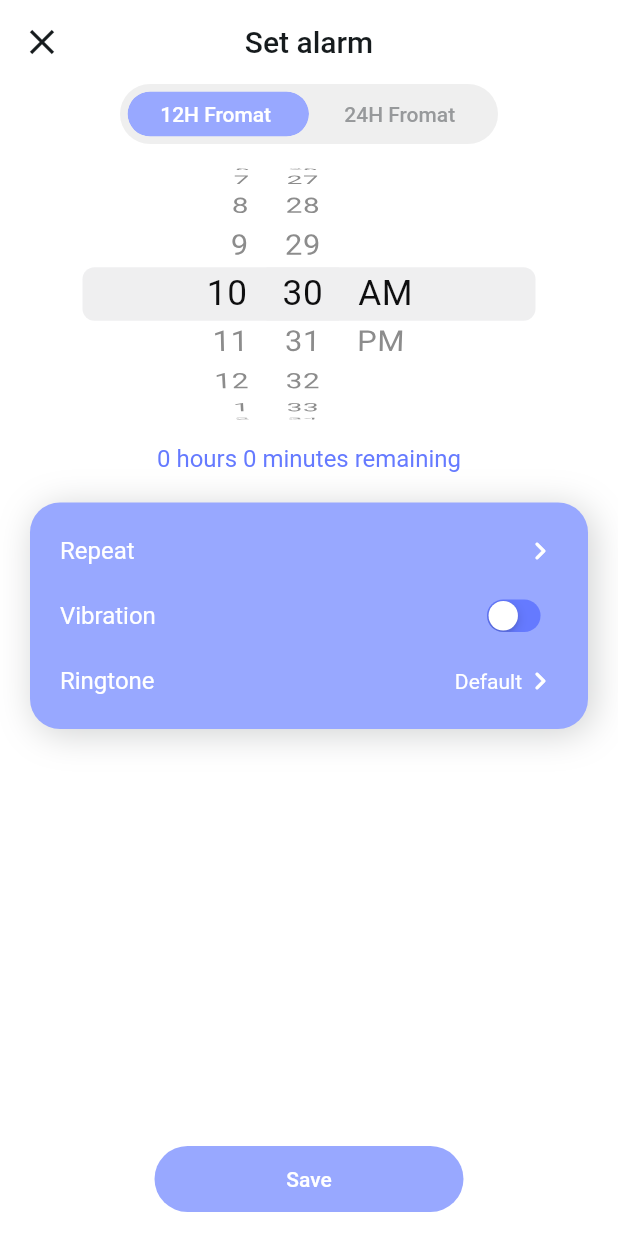
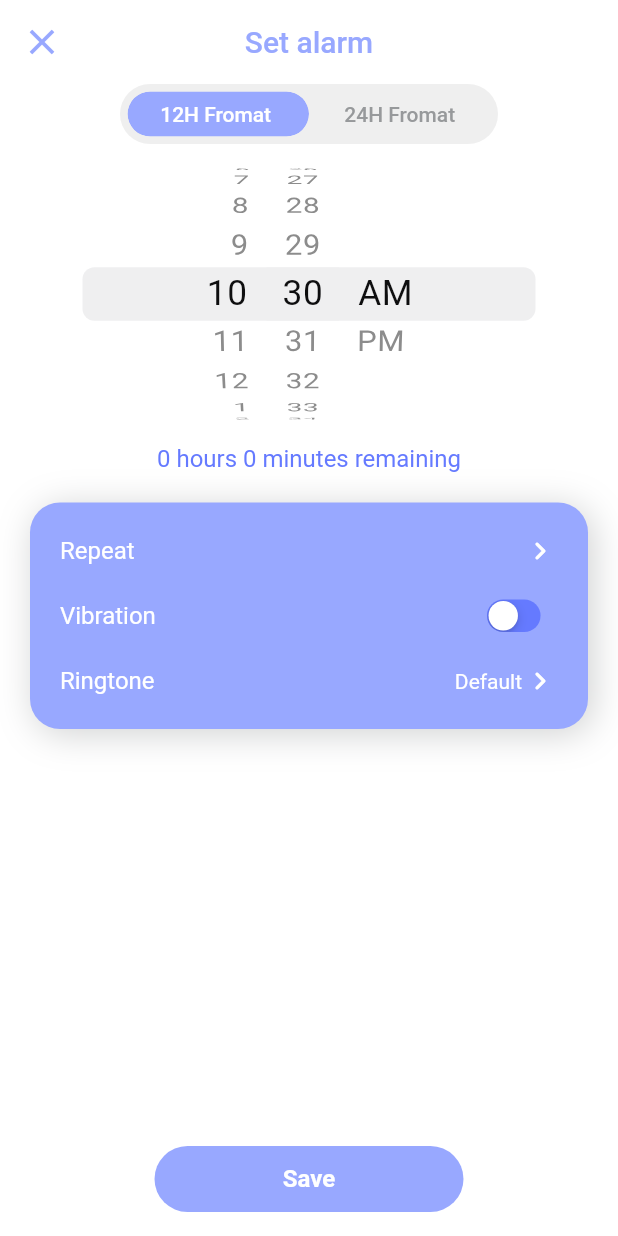
Before and after one commit to sharkeromi/alarm_app_riverpod, a Flutter app: the SetAlarm screen opened by its route, on a phone screen of 412 x 824 dp. Run offline on Flutter 3.47's test engine with Material 2 defaults, Android fonts, the phone set to English and light mode, and no system bars; our stand-ins replace file_picker, flutter_riverpod, go_router, shared_preferences; missing offline and left inert: alarm; accounts and stored records are empty.

Commit message:
Dark mode light mode completed

```diff
--- a/lib/const/colors.dart
+++ b/lib/const/colors.dart
@@ -13,6 +13,7 @@ const Color cBackgroundNeutralColor2 = Color(0xFFEFEFEF);
 const Color cBackgroundNeutralColor3 = Color.fromARGB(255, 218, 218, 218);
 const Color cOutLineColor = Color(0xFFCBCCCD);
 const Color cWhiteColor = Color(0xFFFFFFFF);
+const Color cDarkColor = Color(0xFF35363A);
 const Color cWarningColor = Color(0xFFFFBB0D);
 const Color cSuccessColor = Color(0xFF00D261);
 const Color cRedAccentColor = Color(0xFFF76554);
@@ -21,7 +22,7 @@ const Color cPlaceHolderColor = Color(0xFFAEAEAE);
 const Color splashScreenBackground = Color(0xFFF5F3FD);
 
 //* new color
-const Color cPrimaryTintColor = Color(0xFF98A8FF);
+const Color cPrimaryTintColor = Color.fromRGBO(152, 168, 255, 1);
 const Color cDisabledTextColor = Color.fromARGB(255, 205, 213, 254);
 const Color cBlueAccent = Color(0XFFECEBFF);
 const Color cBlueShade = Color(0XFFB8B1FF);
--- /dev/null
+++ b/lib/const/theme.dart
@@ -0,0 +1,10 @@
+import 'package:alarm_app_riverpod/const/colors.dart';
+import 'package:flutter/material.dart';
+
+ThemeData lightMode = ThemeData(
+    brightness: Brightness.light,
+    colorScheme: const ColorScheme.light(
+         background: cWhiteColor, primary: cPrimaryTintColor, secondary: cTextPrimaryColor));
+
+ThemeData darkMode =
+    ThemeData(brightness: Brightness.dark, colorScheme: const ColorScheme.dark(background: cDarkColor, primary: cPrimaryTintColor, secondary: cWhiteColor));
--- a/lib/views/homePage.dart
+++ b/lib/views/homePage.dart
@@ -19,7 +19,7 @@ class HomePage extends ConsumerWidget {
     final homeNotifier = ref.watch(homeChangeNotifierProvider);
     final setAlarmNotifier = ref.watch(setAlarmChangeNotifierProvider);
     return Scaffold(
-      backgroundColor: cWhiteColor,
+      backgroundColor: Theme.of(context).colorScheme.background,
       floatingActionButton: Padding(
         padding: const EdgeInsets.only(bottom: 20.0),
         child: ref.watch(setAlarmNotifier.enableDeleteOption)
@@ -74,7 +74,7 @@ class HomePage extends ConsumerWidget {
       ),
       floatingActionButtonLocation: FloatingActionButtonLocation.centerFloat,
       appBar: AppBar(
-        backgroundColor: cWhiteColor,
+        backgroundColor: Theme.of(context).colorScheme.background,
         elevation: 0,
         title: const Padding(
           padding: EdgeInsets.only(left: 6.0),
--- a/lib/views/set_alarm_page.dart
+++ b/lib/views/set_alarm_page.dart
@@ -18,29 +18,30 @@ class SetAlarm extends ConsumerWidget {
     // final pickedTime = ref.watch(pickedTimeProvider);
     final setAlarmNotifier = ref.watch(setAlarmChangeNotifierProvider);
     return Scaffold(
-      backgroundColor: cWhiteColor,
+      backgroundColor: Theme.of(context).colorScheme.background,
       appBar: AppBar(
         elevation: 0,
-        backgroundColor: cWhiteColor,
+        backgroundColor: Theme.of(context).colorScheme.background,
         leading: InkWell(
           onTap: () {
             // Navigator.pop(context);
             goRouter.pop();
           },
-          child: const Icon(
+          child: Icon(
             Icons.close,
             size: 28,
-            color: cTextPrimaryColor,
+            color: Theme.of(context).colorScheme.primary,
           ),
         ),
-        title: const Text(
+        title: Text(
           'Set alarm',
-          style: TextStyle(fontSize: 20, color: cTextPrimaryColor),
+          style: TextStyle(fontSize: 20, color: Theme.of(context).colorScheme.primary),
         ),
         centerTitle: true,
       ),
       floatingActionButton: CustomElevatedButton(
         buttonColor: cPrimaryTintColor,
+        textStyle: TextStyle(color: cWhiteColor, fontSize: 16, fontWeight: FontWeight.bold),
         isCircularHead: true,
         label: 'Save',
         onPressed: () {
```
Also changed, not shown: lib/main.dart (+7 -8 lines).
